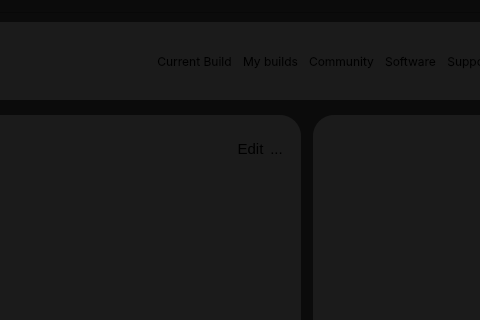
The window that mainwindow.ui (kaplanich/pcbuilder) describes before a commit, drawn with Qt 5; both pictures show x 251 to 731 and y 0 to 320 of the 1122 by 728 pixel window.
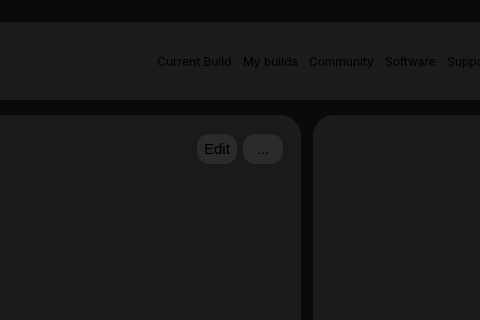
The same window after the commit. Icons and pictures are not drawn.

Diff of the .ui file:
```diff
--- a/mainwindow.ui
+++ b/mainwindow.ui
@@ -490,11 +490,22 @@
                  </item>
                  <item>
                   <widget class="QPushButton" name="editBtn">
+                   <property name="minimumSize">
+                    <size>
+                     <width>40</width>
+                     <height>30</height>
+                    </size>
+                   </property>
                    <property name="font">
                     <font>
                      <pointsize>11</pointsize>
                     </font>
                    </property>
+                   <property name="styleSheet">
+                    <string notr="true">background-color: rgba(42, 42, 42, 1);
+border-radius: 12px;
+</string>
+                   </property>
                    <property name="text">
                     <string>Edit</string>
                    </property>
@@ -502,11 +513,22 @@
                  </item>
                  <item>
                   <widget class="QPushButton" name="moreBtn">
+                   <property name="minimumSize">
+                    <size>
+                     <width>40</width>
+                     <height>30</height>
+                    </size>
+                   </property>
                    <property name="font">
                     <font>
                      <pointsize>11</pointsize>
                     </font>
                    </property>
+                   <property name="styleSheet">
+                    <string notr="true">background-color: rgba(42, 42, 42, 1);
+border-radius: 12px;
+</string>
+                   </property>
                    <property name="text">
                     <string>...</string>
                    </property>
```
